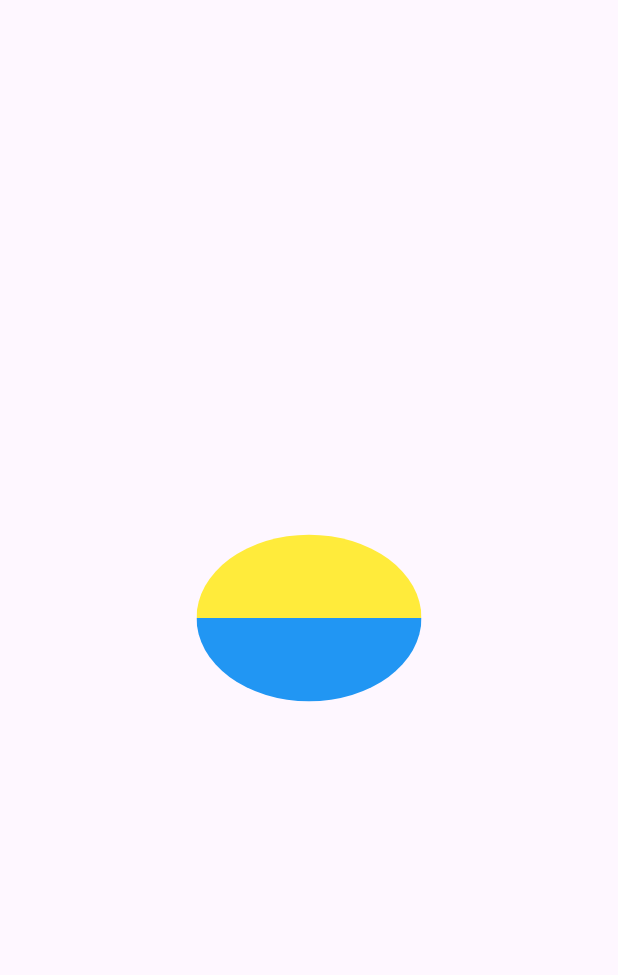
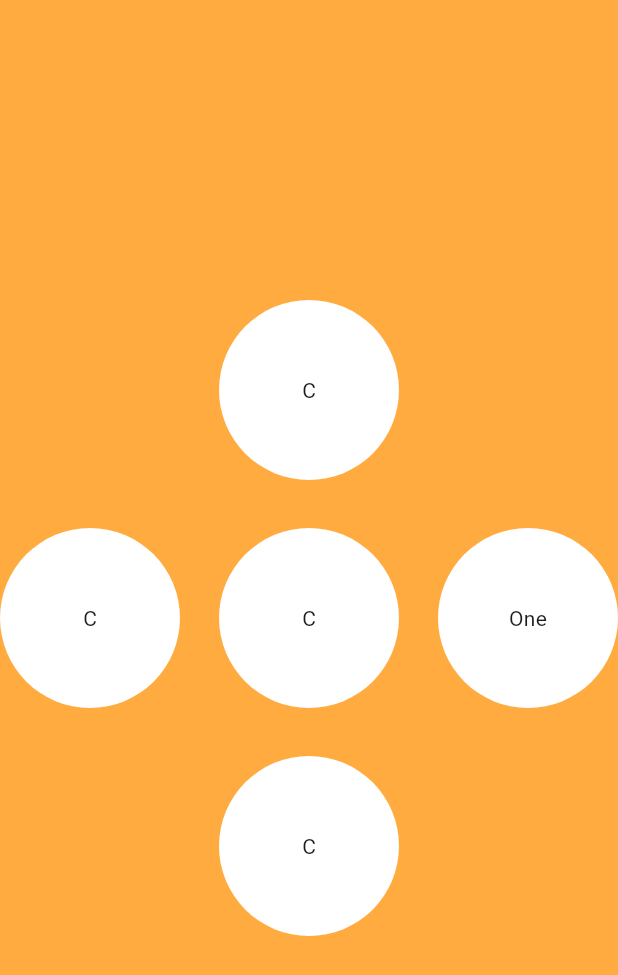
Before and after one commit to Michael-Ogundipe/flutter-animation, a Flutter app: the screen it shows after launch, on a phone screen of 412 x 824 dp. Shown: the top 975 px of the screen. Run offline on Flutter 3.47's test engine with Material 3 defaults, Android fonts, the phone set to English and light mode, and no system bars.

Commit message:
adding the circles

```diff
--- /dev/null
+++ b/lib/home.dart
@@ -0,0 +1,86 @@
+import 'dart:math' show pi;
+
+import 'package:flutter/material.dart';
+
+class Home extends StatefulWidget {
+  const Home({super.key});
+
+  @override
+  State<Home> createState() => _HomeState();
+}
+
+class _HomeState extends State<Home> with TickerProviderStateMixin {
+
+  late AnimationController controller;
+  late Animation<double> rotationAnimation;
+
+  @override
+  void initState() {
+      super.initState();
+
+      controller = AnimationController(
+        vsync: this,
+        duration: const Duration(seconds: 2),
+      );
+
+      rotationAnimation = Tween<double>(begin: 0, end: 0.5)
+          .animate(CurvedAnimation(parent: controller, curve: Curves.easeOut));
+
+  }
+
+  @override
+  Widget build(BuildContext context) {
+    return Scaffold(
+      backgroundColor: Colors.orangeAccent,
+      body: AnimatedBuilder(
+        animation: controller,
+        builder: (context, child) {
+          return Transform.rotate(
+            angle: controller.value * 2.0 * pi,
+            child: Stack(
+              alignment: Alignment.center,
+              children: [
+                // top
+                const Positioned(top: 200, child: Circle()),
+                // bottom
+                const Positioned(bottom: 200, child: Circle()),
+                // left
+                const Positioned(left: 0, child: Circle()),
+                //right
+                Positioned(right: 0,
+                    child: GestureDetector(
+                      onVerticalDragUpdate: (_){
+                        controller.forward();
+                      },
+                        child: Circle(title: 'One',)),
+                ),
+                //center
+                const Center(child: Circle())
+              ],
+            ),
+          );
+        }
+      ),
+    );
+  }
+}
+
+class Circle extends StatelessWidget {
+  const Circle({super.key, this.title});
+
+  final String? title;
+
+  @override
+  Widget build(BuildContext context) {
+    return Container(
+      height: 120,
+      width: 120,
+      alignment: Alignment.center,
+      decoration: const BoxDecoration(
+        color: Colors.white,
+        shape: BoxShape.circle,
+      ),
+      child: Text(title ?? 'C'),
+    );
+  }
+}
--- a/lib/main.dart
+++ b/lib/main.dart
@@ -1,6 +1,7 @@
 import 'dart:math' show pi;
 
 import 'package:flutter/material.dart';
+import 'package:flutter_animation/home.dart';
 
 void main() {
   runApp(const MyApp());
@@ -18,7 +19,7 @@ class MyApp extends StatelessWidget {
         colorScheme: ColorScheme.fromSeed(seedColor: Colors.deepPurple),
         useMaterial3: true,
       ),
-      home: const MyHomePage(title: 'Flutter Demo Home Page'),
+      home: const Home(),
     );
   }
 }
```
Also changed, not shown: 1 other file.
